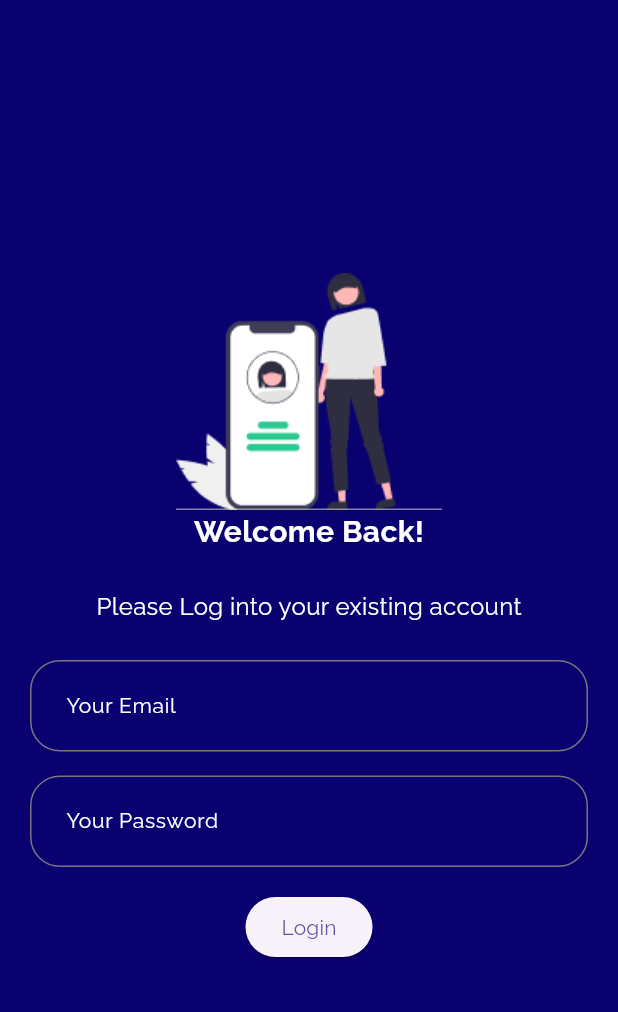
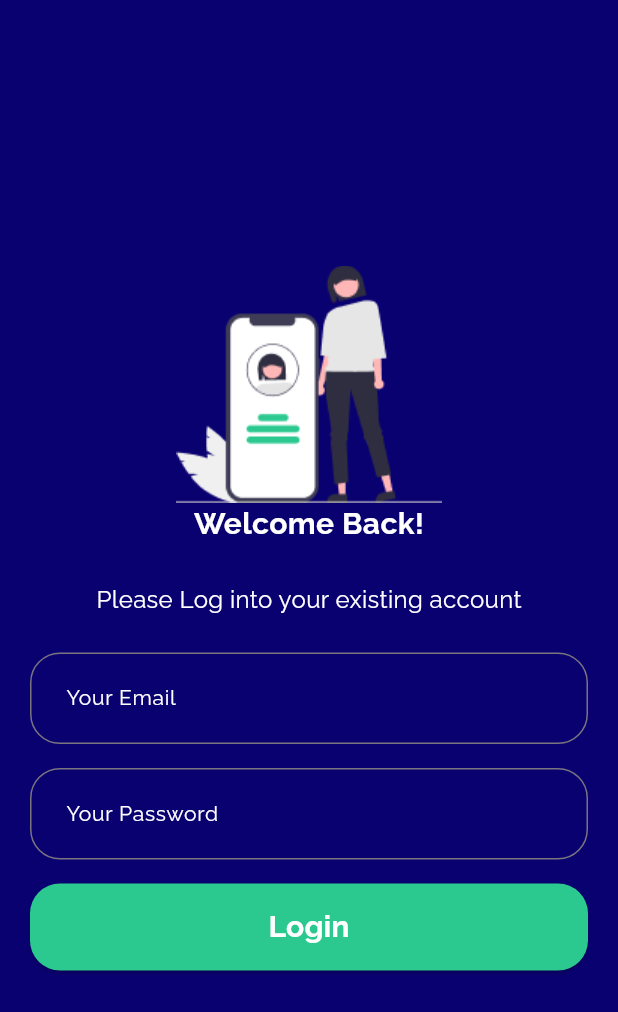
Before and after one commit to mohammed-mustafa1/simple_login_page, a Flutter app: the screen it shows after launch, on a phone screen of 412 x 824 dp. Shown: the top 1012 px of the screen. Run offline on Flutter 3.47's test engine with Material 3 defaults, Android fonts, the phone set to English and light mode, and no system bars.

Commit message:
update login button ui

```diff
--- a/lib/features/login/widgets/login_body.dart
+++ b/lib/features/login/widgets/login_body.dart
@@ -81,7 +81,16 @@ class _LoginBodyState extends State<LoginBody> {
             ),
           ),
           SizedBox(height: 16),
-          ElevatedButton(
+          SizedBox(
+            width: double.infinity,
+            height: 58,
+            child: ElevatedButton(
+              style: ElevatedButton.styleFrom(
+                backgroundColor: Color(0xff2BC990),
+                shape: RoundedRectangleBorder(
+                  borderRadius: BorderRadius.circular(20),
+                ),
+              ),
               onPressed: () {
                 if (formKey.currentState!.validate()) {
                   formKey.currentState!.save();
@@ -89,7 +98,15 @@ class _LoginBodyState extends State<LoginBody> {
                   // Navigator.pushNamed(context, '/home');
                 }
               },
-            child: Text('Login'),
+              child: Text(
+                'Login',
+                style: TextStyle(
+                  fontSize: 20,
+                  fontWeight: FontWeight.w700,
+                  color: Colors.white,
+                ),
+              ),
+            ),
           ),
         ],
       ),
```
Lines whose indentation alone changed are shown as unchanged.
